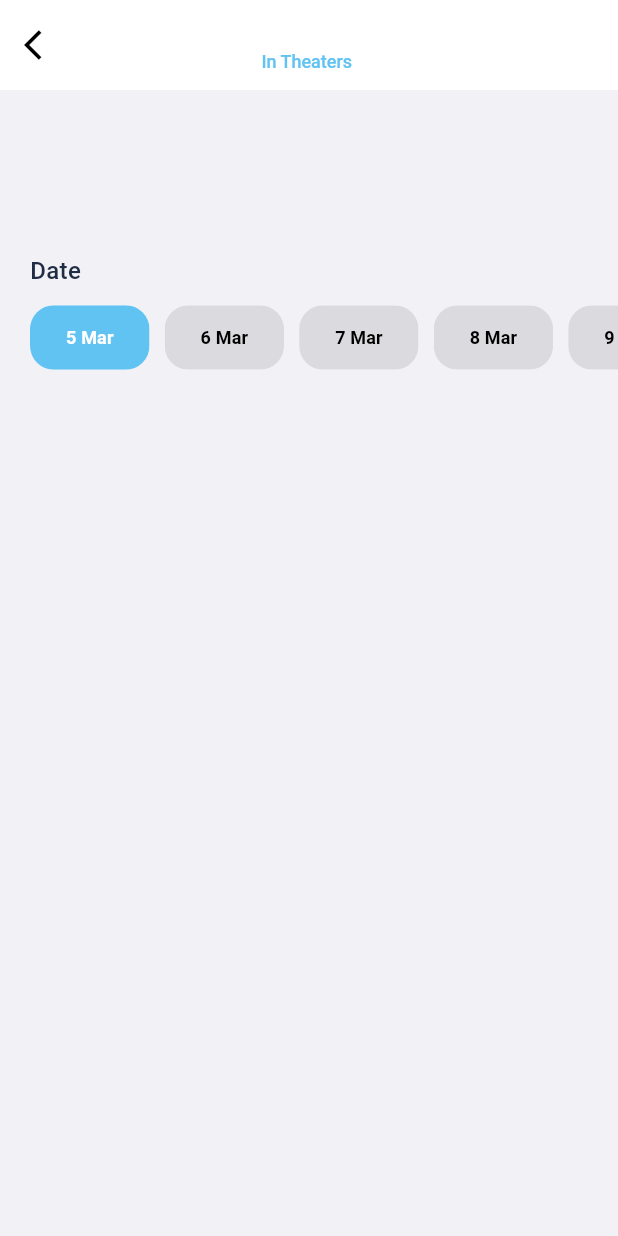
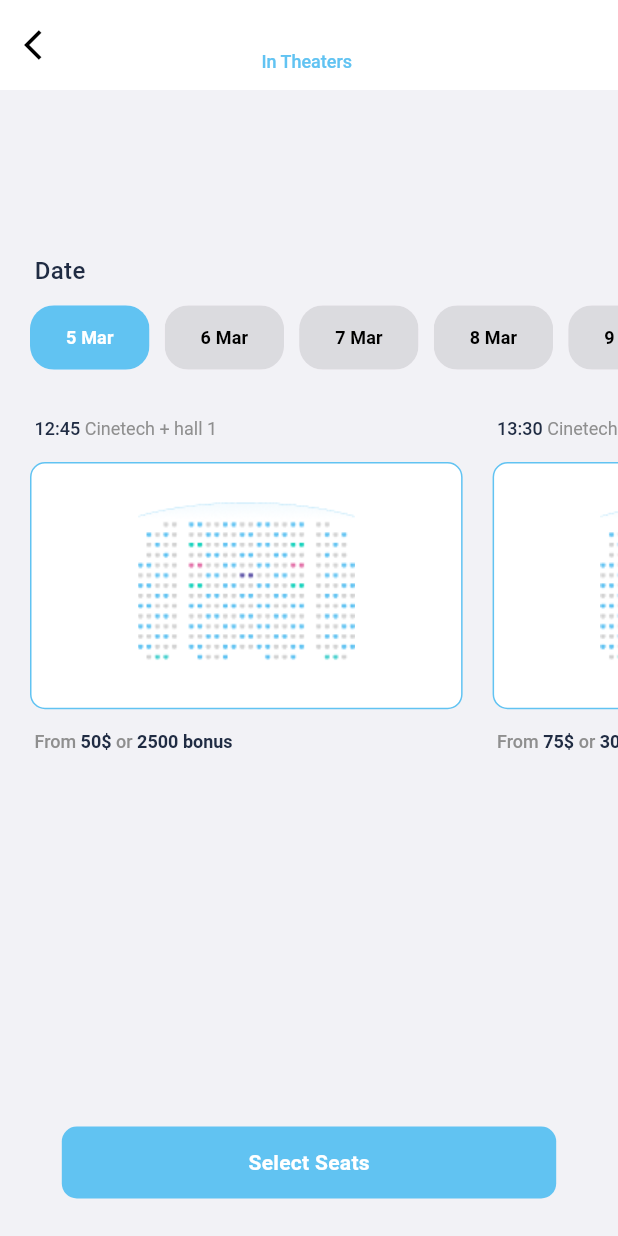
Before and after one commit to IbrahimBasit5802/movie-app, a Flutter app: the TheaterSelectPage screen opened directly with empty values, on a phone screen of 412 x 824 dp. Run offline on Flutter 3.47's test engine with Material 3 defaults, Android fonts, the phone set to English and light mode, and no system bars; our stand-ins replace bloc, dio, floor, flutter_bloc, flutter_dotenv, fluttertoast and 3 more; accounts and stored records are empty; generated files the repository leaves out were written again; network calls fail; Roboto replaces fonts that are missing (Poppins).

Commit message:
hall screen done

```diff
--- /dev/null
+++ b/lib/pages/home/seat_select/ui/seat_select_page.dart
@@ -0,0 +1,28 @@
+import 'package:flutter/material.dart';
+import 'package:movie_app/models/movie.dart';
+import 'package:movie_app/pages/widgets/ticket_screen_app_bar.dart';
+import 'package:movie_app/theme/colors.dart';
+import 'package:movie_app/util/date_formatter.dart';
+
+class SeatSelectPage extends StatelessWidget {
+  final MovieModel movie;
+  const SeatSelectPage({super.key, required this.movie});
+
+  @override
+  Widget build(BuildContext context) {
+    return Scaffold(
+      backgroundColor: kBackgroundColor,
+      appBar: PreferredSize(
+          preferredSize: const Size.fromHeight(60),
+          child: TicketScreenAppBar(
+            movie: movie,
+            subTitleText:
+                "${movie.release_date!.toMonthDayYear} | 12:30 Hall 1",
+            route: '/theaterSelect',
+          )),
+      body: const Center(
+        child: Text('Seat Select Page'),
+      ),
+    );
+  }
+}
--- a/lib/pages/home/ui/home_page.dart
+++ b/lib/pages/home/ui/home_page.dart
@@ -75,8 +75,14 @@ class _HomePageState extends State<HomePage> {
                 ),
               );
             } else if (state is MoviesError) {
-              return Center(
-                child: Text(state.message),
+              return RefreshIndicator(
+                onRefresh: () {
+                  _homeBloc.add(HomeFetchMoviesEvent());
+                  return Future.delayed(const Duration(seconds: 2));
+                },
+                child: Center(
+                  child: Text(state.message),
+                ),
               );
             } else if (state is SearchLoaded) {
               return Column(
--- a/lib/pages/theater_select/ui/theater_select_page.dart
+++ b/lib/pages/theater_select/ui/theater_select_page.dart
@@ -1,7 +1,10 @@
+import 'package:flutter/cupertino.dart';
 import 'package:flutter/material.dart';
 import 'package:go_router/go_router.dart';
 import 'package:movie_app/models/movie.dart';
 import 'package:movie_app/pages/widgets/custom_action_chip.dart';
+import 'package:movie_app/pages/widgets/select_hall.dart';
+import 'package:movie_app/pages/widgets/ticket_screen_app_bar.dart';
 import 'package:movie_app/theme/colors.dart';
 import 'package:movie_app/util/date_formatter.dart';
 
@@ -14,51 +17,18 @@ class TheaterSelectPage extends StatelessWidget {
     return Scaffold(
       appBar: PreferredSize(
           preferredSize: const Size.fromHeight(60),
-          child: AppBar(
-            toolbarHeight: 80,
-            backgroundColor: kAppBarBackgroundColor,
-            title: Column(
-              children: [
-                Text(
-                  movie.original_title,
-                  style: const TextStyle(
-                    color: Color(0xFF202C43),
-                    fontSize: 16,
-                    fontWeight: FontWeight.w500,
-                    height: 0.08,
-                  ),
-                ),
-                const SizedBox(height: 20),
-                Text(
-                  "In Theaters ${movie.release_date!.toMonthDayYear}",
-                  style: const TextStyle(
-                    color: kLightBlue,
-                    fontSize: 12,
-                    fontFamily: 'Poppins',
-                    fontWeight: FontWeight.w500,
-                    height: 0.10,
-                  ),
-                )
-              ],
-            ),
-            centerTitle: true,
-            leading: IconButton(
-              onPressed: () {
-                context.go('/movieDetail', extra: movie);
-              },
-              icon: const Icon(
-                Icons.arrow_back_ios,
-                color: Colors.black,
-              ),
-            ),
+          child: TicketScreenAppBar(
+            movie: movie,
+            subTitleText: "In Theaters ${movie.release_date!.toMonthDayYear}",
+            route: '/movieDetail',
           )),
       body: Container(
         margin: const EdgeInsets.only(top: 100),
-        child: const Column(
+        child: Column(
           crossAxisAlignment: CrossAxisAlignment.start,
           children: [
-            Padding(
-              padding: EdgeInsets.all(20.0),
+            const Padding(
+              padding: EdgeInsets.fromLTRB(23.0, 20, 20, 20),
               child: Text(
                 'Date',
                 style: TextStyle(
@@ -69,7 +39,7 @@ class TheaterSelectPage extends StatelessWidget {
                 ),
               ),
             ),
-            SingleChildScrollView(
+            const SingleChildScrollView(
               scrollDirection: Axis.horizontal,
               child: Row(
                 children: [
@@ -106,28 +76,47 @@ class TheaterSelectPage extends StatelessWidget {
                 ],
               ),
             ),
-            SizedBox(height: 30),
-            // SingleChildScrollView(
-            //   child: Row(
-            //     mainAxisAlignment: MainAxisAlignment.start,
-            //     children: [
-            //       Card(
-            //         shape: ,
-            //       )
-            //     ],
-            //   ),
-            // )
-            // Center(
-            //   child: Container(
-            //     padding: const EdgeInsets.only(right: 20),
-            //     width: double.infinity,
-            //     child: CupertinoButton(
-            //       color: kLightBlue,
-            //       child: const Text("Select Seats"),
-            //       onPressed: () {},
-            //     ),
-            //   ),
-            // ),
+            const SizedBox(height: 30),
+            const SingleChildScrollView(
+              scrollDirection: Axis.horizontal,
+              child: Row(
+                children: [
+                  SelectHallWidget(
+                      time: '12:45 ',
+                      hall: 'Cinetech + hall 1',
+                      price: '50\$',
+                      bonus: ' 2500 bonus'),
+                  SelectHallWidget(
+                      time: '13:30 ',
+                      hall: 'Cinetech + hall 1',
+                      price: '75\$',
+                      bonus: ' 3000 bonus')
+                ],
+              ),
+            ),
+            Expanded(child: Container()),
+            Center(
+              child: Container(
+                width: MediaQuery.of(context).size.width * 0.8,
+                margin: const EdgeInsets.fromLTRB(0, 0, 0, 25),
+                child: CupertinoButton(
+                    color: kLightBlue,
+                    borderRadius: const BorderRadius.all(Radius.circular(10)),
+                    child: const Text(
+                      'Select Seats',
+                      style: TextStyle(
+                        color: Colors.white,
+                        fontSize: 14,
+                        fontFamily: 'Poppins',
+                        fontWeight: FontWeight.w600,
+                        letterSpacing: 0.20,
+                      ),
+                    ),
+                    onPressed: () {
+                      context.go('/seatSelect', extra: movie);
+                    }),
+              ),
+            )
           ],
         ),
       ),
--- /dev/null
+++ b/lib/pages/widgets/select_hall.dart
@@ -0,0 +1,97 @@
+import 'package:flutter/material.dart';
+import 'package:movie_app/theme/colors.dart';
+
+class SelectHallWidget extends StatelessWidget {
+  final String time;
+  final String hall;
+  final String price;
+  final String bonus;
+  const SelectHallWidget({
+    super.key,
+    required this.time,
+    required this.hall,
+    required this.price,
+    required this.bonus,
+  });
+
+  @override
+  Widget build(BuildContext context) {
+    return Column(crossAxisAlignment: CrossAxisAlignment.start, children: [
+      Padding(
+        padding: const EdgeInsets.fromLTRB(23, 0, 0, 15),
+        child: RichText(
+          text: TextSpan(
+            text: time.toString(),
+            style: const TextStyle(
+              color: Color(0xFF202C43),
+              fontSize: 12,
+              fontWeight: FontWeight.w500,
+            ),
+            children: <TextSpan>[
+              TextSpan(
+                text: hall,
+                style: const TextStyle(
+                  color: Color(0xFF8F8F8F),
+                  fontSize: 12,
+                  fontWeight: FontWeight.w400,
+                ),
+              ),
+            ],
+          ),
+        ),
+      ),
+      Padding(
+        padding: const EdgeInsets.fromLTRB(20, 0, 0, 15),
+        child: Container(
+          height: MediaQuery.of(context).size.height * 0.2,
+          width: MediaQuery.of(context).size.width * 0.7,
+          decoration: BoxDecoration(
+            borderRadius: BorderRadius.circular(10),
+            border: Border.all(
+              color: kLightBlue,
+            ),
+            color: kAppBarBackgroundColor,
+          ),
+          child: Image.asset('assets/images/seats.png'),
+        ),
+      ),
+      Padding(
+        padding: const EdgeInsets.fromLTRB(23, 0, 0, 15),
+        child: RichText(
+          text: TextSpan(
+            text: 'From ',
+            style: const TextStyle(
+              color: Color(0xFF8F8F8F),
+              fontSize: 12,
+              fontWeight: FontWeight.w500,
+            ),
+            children: <TextSpan>[
+              TextSpan(
+                  text: price,
+                  style: const TextStyle(
+                    color: Color(0xFF202C43),
+                    fontSize: 12,
+                    fontWeight: FontWeight.w700,
+                  )),
+              const TextSpan(
+                text: ' or',
+                style: TextStyle(
+                  color: Color(0xFF8F8F8F),
+                  fontSize: 12,
+                  fontWeight: FontWeight.w500,
+                ),
+              ),
+              TextSpan(
+                  text: bonus,
+                  style: const TextStyle(
+                    color: Color(0xFF202C43),
+                    fontSize: 12,
+                    fontWeight: FontWeight.w700,
+                  )),
+            ],
+          ),
+        ),
+      ),
+    ]);
+  }
+}
--- /dev/null
+++ b/lib/pages/widgets/ticket_screen_app_bar.dart
@@ -0,0 +1,58 @@
+import 'package:flutter/material.dart';
+import 'package:go_router/go_router.dart';
+import 'package:movie_app/models/movie.dart';
+import 'package:movie_app/theme/colors.dart';
+
+class TicketScreenAppBar extends StatelessWidget {
+  const TicketScreenAppBar({
+    super.key,
+    required this.movie,
+    required this.subTitleText,
+    required this.route,
+  });
+  final String subTitleText;
+  final MovieModel movie;
+  final String route;
+
+  @override
+  Widget build(BuildContext context) {
+    return AppBar(
+      toolbarHeight: 80,
+      backgroundColor: kAppBarBackgroundColor,
+      title: Column(
+        children: [
+          Text(
+            movie.original_title,
+            style: const TextStyle(
+              color: Color(0xFF202C43),
+              fontSize: 16,
+              fontWeight: FontWeight.w500,
+              height: 0.08,
+            ),
+          ),
+          const SizedBox(height: 20),
+          Text(
+            subTitleText,
+            style: const TextStyle(
+              color: kLightBlue,
+              fontSize: 12,
+              fontFamily: 'Poppins',
+              fontWeight: FontWeight.w500,
+              height: 0.10,
+            ),
+          )
+        ],
+      ),
+      centerTitle: true,
+      leading: IconButton(
+        onPressed: () {
+          context.go(route, extra: movie);
+        },
+        icon: const Icon(
+          Icons.arrow_back_ios,
+          color: Colors.black,
+        ),
+      ),
+    );
+  }
+}
--- a/lib/routes/routes.dart
+++ b/lib/routes/routes.dart
@@ -1,6 +1,7 @@
 import 'package:flutter/material.dart';
 import 'package:go_router/go_router.dart';
 import 'package:movie_app/models/movie.dart';
+import 'package:movie_app/pages/home/seat_select/ui/seat_select_page.dart';
 import 'package:movie_app/pages/home/ui/home_page.dart';
 import 'package:movie_app/pages/movie_detail/ui/movie_detail_page.dart';
 import 'package:movie_app/pages/theater_select/ui/theater_select_page.dart';
@@ -30,5 +31,12 @@ final GoRouter router = GoRouter(
                 child: TheaterSelectPage(
               movie: state.extra as MovieModel,
             ))),
+    GoRoute(
+        path: '/seatSelect',
+        name: '/seatSelect',
+        pageBuilder: (context, state) => MaterialPage(
+                child: SeatSelectPage(
+              movie: state.extra as MovieModel,
+            ))),
   ],
 );
--- a/pubspec.yaml
+++ b/pubspec.yaml
@@ -79,6 +79,7 @@ flutter:
   # To add assets to your application, add an assets section, like this:
   assets:
     - config.env
+    - assets/images/seats.png
   #   - images/a_dot_ham.jpeg
 
   # An image asset can refer to one or more resolution-specific "variants", see
```
Also changed, not shown: assets/images/seats.png (added).
